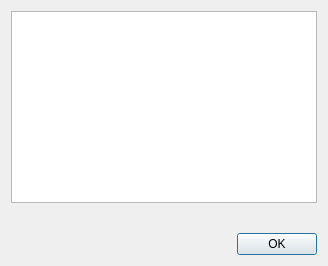
SasView/sasview, file src/sas/qtgui/UI/SlicerParametersUI.ui: the form before one commit.
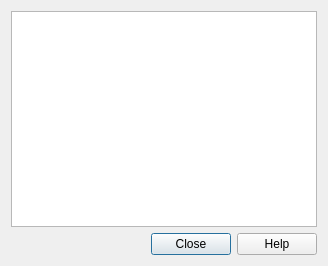
The form after the commit. Icons and pictures are not drawn.

Commit message: Code review changes for Slicer Parameter Editor

What changed in the file:
```diff
--- a/src/sas/qtgui/UI/SlicerParametersUI.ui
+++ b/src/sas/qtgui/UI/SlicerParametersUI.ui
@@ -27,26 +27,13 @@
    <item row="0" column="0" colspan="2">
     <widget class="QTableView" name="lstParams"/>
    </item>
-   <item row="1" column="0">
-    <spacer name="verticalSpacer">
-     <property name="orientation">
-      <enum>Qt::Vertical</enum>
-     </property>
-     <property name="sizeHint" stdset="0">
-      <size>
-       <width>20</width>
-       <height>21</height>
-      </size>
-     </property>
-    </spacer>
-   </item>
-   <item row="2" column="1">
+   <item row="1" column="1">
     <widget class="QDialogButtonBox" name="buttonBox">
      <property name="orientation">
       <enum>Qt::Horizontal</enum>
      </property>
      <property name="standardButtons">
-      <set>QDialogButtonBox::Ok</set>
+      <set>QDialogButtonBox::Close|QDialogButtonBox::Help</set>
      </property>
     </widget>
    </item>
```
The commit also changes 6 other files.
